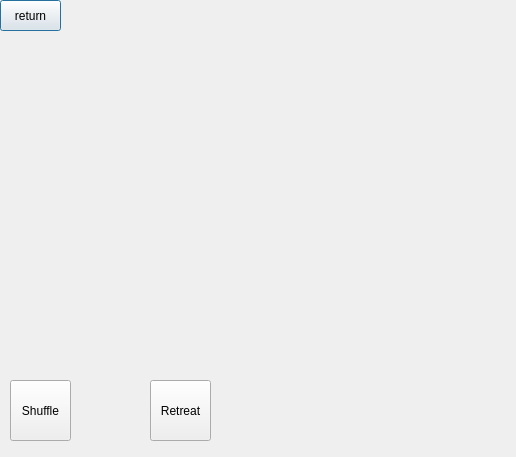
Before: the Qt Designer form sheep_and_sheep/game.ui in Phoenix-PKU/PracticeofProgramming, drawn with Qt 5.
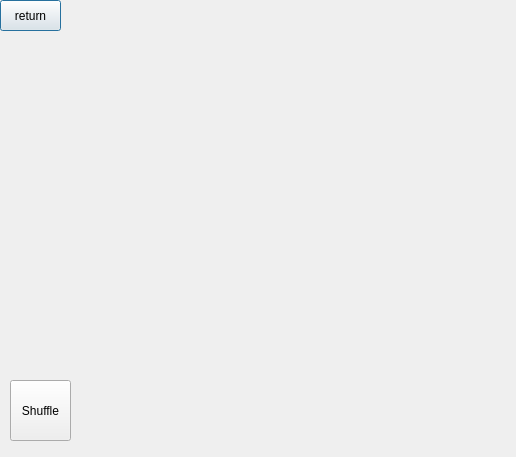
After: the same form once the commit is applied.

Diff of the .ui file:
```diff
--- a/sheep_and_sheep/game.ui
+++ b/sheep_and_sheep/game.ui
@@ -39,19 +39,6 @@
     <string>Shuffle</string>
    </property>
   </widget>
-  <widget class="QPushButton" name="retreat">
-   <property name="geometry">
-    <rect>
-     <x>150</x>
-     <y>380</y>
-     <width>61</width>
-     <height>61</height>
-    </rect>
-   </property>
-   <property name="text">
-    <string>Retreat</string>
-   </property>
-  </widget>
  </widget>
  <tabstops>
   <tabstop>confirmBox</tabstop>
```
Left out of the diff: 5 changed lines with no effect on the pictures.
